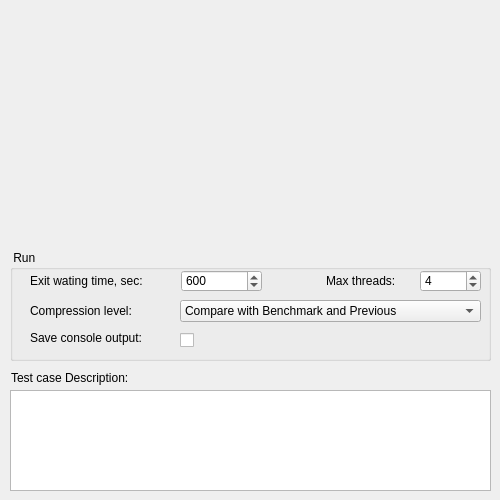
Oleg162927082018/TTI, file GUI/TestCase/Create/create-testcase-configuration-one-widget.ui: the form before one commit.
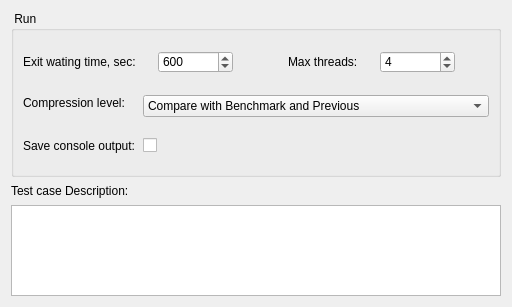
The form after the commit.

Commit message: change paths to lib, + test-plan delete after run option, + test-plan change last result option, + resizeability for dialogs and widgets

```diff
--- a/GUI/TestCase/Create/create-testcase-configuration-one-widget.ui
+++ b/GUI/TestCase/Create/create-testcase-configuration-one-widget.ui
@@ -6,52 +6,79 @@
    <rect>
     <x>0</x>
     <y>0</y>
-    <width>500</width>
-    <height>500</height>
+    <width>512</width>
+    <height>307</height>
    </rect>
   </property>
   <property name="sizePolicy">
-   <sizepolicy hsizetype="Fixed" vsizetype="Fixed">
+   <sizepolicy hsizetype="Expanding" vsizetype="Expanding">
     <horstretch>0</horstretch>
     <verstretch>0</verstretch>
    </sizepolicy>
   </property>
   <property name="minimumSize">
    <size>
-    <width>500</width>
-    <height>500</height>
+    <width>0</width>
+    <height>0</height>
    </size>
   </property>
   <property name="maximumSize">
    <size>
-    <width>500</width>
-    <height>500</height>
+    <width>16777215</width>
+    <height>16777215</height>
    </size>
   </property>
   <property name="windowTitle">
    <string>Form</string>
   </property>
-  <widget class="QLabel" name="descriptionLabel">
-   <property name="geometry">
-    <rect>
-     <x>11</x>
-     <y>370</y>
-     <width>481</width>
-     <height>16</height>
-    </rect>
-   </property>
-   <property name="text">
-    <string>Test case Description:</string>
-   </property>
-  </widget>
+  <layout class="QVBoxLayout" name="verticalLayout_3">
+   <item>
+    <widget class="QSplitter" name="paramSplitter">
+     <property name="orientation">
+      <enum>Qt::Vertical</enum>
+     </property>
+     <property name="childrenCollapsible">
+      <bool>false</bool>
+     </property>
+     <widget class="QWidget" name="paramWidget" native="true">
+      <property name="minimumSize">
+       <size>
+        <width>490</width>
+        <height>285</height>
+       </size>
+      </property>
+      <layout class="QVBoxLayout" name="verticalLayout">
+       <property name="leftMargin">
+        <number>0</number>
+       </property>
+       <property name="topMargin">
+        <number>0</number>
+       </property>
+       <property name="rightMargin">
+        <number>0</number>
+       </property>
+       <property name="bottomMargin">
+        <number>0</number>
+       </property>
+       <item>
   <widget class="QGroupBox" name="groupBox">
-   <property name="geometry">
-    <rect>
-     <x>10</x>
-     <y>250</y>
-     <width>481</width>
-     <height>111</height>
-    </rect>
+         <property name="sizePolicy">
+          <sizepolicy hsizetype="Expanding" vsizetype="Fixed">
+           <horstretch>0</horstretch>
+           <verstretch>0</verstretch>
+          </sizepolicy>
+         </property>
+         <property name="minimumSize">
+          <size>
+           <width>490</width>
+           <height>166</height>
+          </size>
+         </property>
+         <property name="maximumSize">
+          <size>
+           <width>16777215</width>
+           <height>166</height>
+          </size>
    </property>
    <property name="title">
     <string> Run </string>
@@ -62,14 +89,40 @@
    <property name="checkable">
     <bool>false</bool>
    </property>
+         <layout class="QVBoxLayout" name="verticalLayout_2">
+          <property name="spacing">
+           <number>0</number>
+          </property>
+          <item>
+           <layout class="QHBoxLayout" name="runLayout">
+            <property name="spacing">
+             <number>22</number>
+            </property>
+            <property name="topMargin">
+             <number>11</number>
+            </property>
+            <property name="bottomMargin">
+             <number>11</number>
+            </property>
+            <item>
    <widget class="QLabel" name="watingLabel">
-    <property name="geometry">
-     <rect>
-      <x>20</x>
-      <y>23</y>
-      <width>141</width>
-      <height>16</height>
-     </rect>
+              <property name="sizePolicy">
+               <sizepolicy hsizetype="Preferred" vsizetype="Fixed">
+                <horstretch>0</horstretch>
+                <verstretch>0</verstretch>
+               </sizepolicy>
+              </property>
+              <property name="minimumSize">
+               <size>
+                <width>0</width>
+                <height>22</height>
+               </size>
+              </property>
+              <property name="maximumSize">
+               <size>
+                <width>16777215</width>
+                <height>22</height>
+               </size>
     </property>
     <property name="text">
      <string>Exit wating time, sec:</string>
@@ -78,14 +131,26 @@
      <enum>Qt::PlainText</enum>
     </property>
    </widget>
+            </item>
+            <item>
    <widget class="QSpinBox" name="watingBox">
-    <property name="geometry">
-     <rect>
-      <x>171</x>
-      <y>20</y>
-      <width>81</width>
+              <property name="sizePolicy">
+               <sizepolicy hsizetype="Fixed" vsizetype="Fixed">
+                <horstretch>0</horstretch>
+                <verstretch>0</verstretch>
+               </sizepolicy>
+              </property>
+              <property name="minimumSize">
+               <size>
+                <width>75</width>
       <height>22</height>
-     </rect>
+               </size>
+              </property>
+              <property name="maximumSize">
+               <size>
+                <width>75</width>
+                <height>22</height>
+               </size>
     </property>
     <property name="maximum">
      <number>9999</number>
@@ -94,14 +159,39 @@
      <number>600</number>
     </property>
    </widget>
+            </item>
+            <item>
+             <spacer name="horizontalSpacer_2">
+              <property name="orientation">
+               <enum>Qt::Horizontal</enum>
+              </property>
+              <property name="sizeHint" stdset="0">
+               <size>
+                <width>40</width>
+                <height>20</height>
+               </size>
+              </property>
+             </spacer>
+            </item>
+            <item>
    <widget class="QLabel" name="threadsLabel">
-    <property name="geometry">
-     <rect>
-      <x>316</x>
-      <y>23</y>
-      <width>81</width>
-      <height>16</height>
-     </rect>
+              <property name="sizePolicy">
+               <sizepolicy hsizetype="Fixed" vsizetype="Preferred">
+                <horstretch>0</horstretch>
+                <verstretch>0</verstretch>
+               </sizepolicy>
+              </property>
+              <property name="minimumSize">
+               <size>
+                <width>0</width>
+                <height>22</height>
+               </size>
+              </property>
+              <property name="maximumSize">
+               <size>
+                <width>16777215</width>
+                <height>22</height>
+               </size>
     </property>
     <property name="text">
      <string>Max threads:</string>
@@ -110,27 +200,99 @@
      <enum>Qt::PlainText</enum>
     </property>
    </widget>
+            </item>
+            <item>
    <widget class="QSpinBox" name="threadsBox">
-    <property name="geometry">
-     <rect>
-      <x>410</x>
-      <y>20</y>
-      <width>61</width>
+              <property name="sizePolicy">
+               <sizepolicy hsizetype="Fixed" vsizetype="Fixed">
+                <horstretch>0</horstretch>
+                <verstretch>0</verstretch>
+               </sizepolicy>
+              </property>
+              <property name="minimumSize">
+               <size>
+                <width>75</width>
       <height>22</height>
-     </rect>
+               </size>
+              </property>
+              <property name="maximumSize">
+               <size>
+                <width>75</width>
+                <height>22</height>
+               </size>
     </property>
     <property name="value">
      <number>4</number>
     </property>
    </widget>
+            </item>
+            <item>
+             <spacer name="horizontalSpacer">
+              <property name="orientation">
+               <enum>Qt::Horizontal</enum>
+              </property>
+              <property name="sizeHint" stdset="0">
+               <size>
+                <width>40</width>
+                <height>20</height>
+               </size>
+              </property>
+             </spacer>
+            </item>
+           </layout>
+          </item>
+          <item>
+           <layout class="QFormLayout" name="runLayout_2">
+            <property name="horizontalSpacing">
+             <number>7</number>
+            </property>
+            <property name="verticalSpacing">
+             <number>22</number>
+            </property>
+            <property name="topMargin">
+             <number>11</number>
+            </property>
+            <property name="bottomMargin">
+             <number>11</number>
+            </property>
+            <item row="0" column="0">
+             <widget class="QLabel" name="compressionLabel">
+              <property name="sizePolicy">
+               <sizepolicy hsizetype="Preferred" vsizetype="Fixed">
+                <horstretch>0</horstretch>
+                <verstretch>0</verstretch>
+               </sizepolicy>
+              </property>
+              <property name="minimumSize">
+               <size>
+                <width>0</width>
+                <height>16</height>
+               </size>
+              </property>
+              <property name="maximumSize">
+               <size>
+                <width>16777215</width>
+                <height>16</height>
+               </size>
+              </property>
+              <property name="text">
+               <string>Compression level:</string>
+              </property>
+             </widget>
+            </item>
+            <item row="0" column="1">
    <widget class="QComboBox" name="compressionBox">
-    <property name="geometry">
-     <rect>
-      <x>170</x>
-      <y>50</y>
-      <width>301</width>
+              <property name="minimumSize">
+               <size>
+                <width>0</width>
       <height>22</height>
-     </rect>
+               </size>
+              </property>
+              <property name="maximumSize">
+               <size>
+                <width>16777215</width>
+                <height>22</height>
+               </size>
     </property>
     <property name="currentIndex">
      <number>2</number>
@@ -156,28 +318,34 @@
      </property>
     </item>
    </widget>
-   <widget class="QLabel" name="compressionLabel">
-    <property name="geometry">
-     <rect>
-      <x>20</x>
-      <y>53</y>
-      <width>121</width>
+            </item>
+            <item row="1" column="0">
+             <widget class="QLabel" name="saveOutputLabel">
+              <property name="sizePolicy">
+               <sizepolicy hsizetype="Preferred" vsizetype="Fixed">
+                <horstretch>0</horstretch>
+                <verstretch>0</verstretch>
+               </sizepolicy>
+              </property>
+              <property name="minimumSize">
+               <size>
+                <width>0</width>
       <height>16</height>
-     </rect>
+               </size>
+              </property>
+              <property name="maximumSize">
+               <size>
+                <width>16777215</width>
+                <height>16</height>
+               </size>
     </property>
     <property name="text">
-     <string>Compression level:</string>
-    </property>
-   </widget>
+               <string>Save console output:</string>
+              </property>
+             </widget>
+            </item>
+            <item row="1" column="1">
    <widget class="QCheckBox" name="isSaveOutPutBox">
-    <property name="geometry">
-     <rect>
-      <x>170</x>
-      <y>80</y>
-      <width>21</width>
-      <height>20</height>
-     </rect>
-    </property>
     <property name="layoutDirection">
      <enum>Qt::LeftToRight</enum>
     </property>
@@ -185,30 +353,49 @@
      <string/>
     </property>
    </widget>
-   <widget class="QLabel" name="saveOutputLabel">
-    <property name="geometry">
-     <rect>
-      <x>20</x>
-      <y>80</y>
-      <width>141</width>
+            </item>
+           </layout>
+          </item>
+         </layout>
+        </widget>
+       </item>
+       <item>
+        <layout class="QVBoxLayout" name="descriptionLayout">
+         <item>
+          <widget class="QLabel" name="descriptionLabel">
+           <property name="sizePolicy">
+            <sizepolicy hsizetype="Expanding" vsizetype="Fixed">
+             <horstretch>0</horstretch>
+             <verstretch>0</verstretch>
+            </sizepolicy>
+           </property>
+           <property name="minimumSize">
+            <size>
+             <width>0</width>
       <height>16</height>
-     </rect>
+            </size>
+           </property>
+           <property name="maximumSize">
+            <size>
+             <width>16777215</width>
+             <height>16</height>
+            </size>
     </property>
     <property name="text">
-     <string>Save console output:</string>
-    </property>
-   </widget>
-  </widget>
-  <widget class="QPlainTextEdit" name="descriptionBox">
-   <property name="geometry">
-    <rect>
-     <x>10</x>
-     <y>390</y>
-     <width>481</width>
-     <height>101</height>
-    </rect>
-   </property>
-  </widget>
+            <string>Test case Description:</string>
+           </property>
+          </widget>
+         </item>
+         <item>
+          <widget class="QPlainTextEdit" name="descriptionBox"/>
+         </item>
+        </layout>
+       </item>
+      </layout>
+     </widget>
+    </widget>
+   </item>
+  </layout>
  </widget>
  <resources/>
  <connections/>
```
Lines whose indentation alone changed are shown as unchanged. The commit also changes 16 other files.
